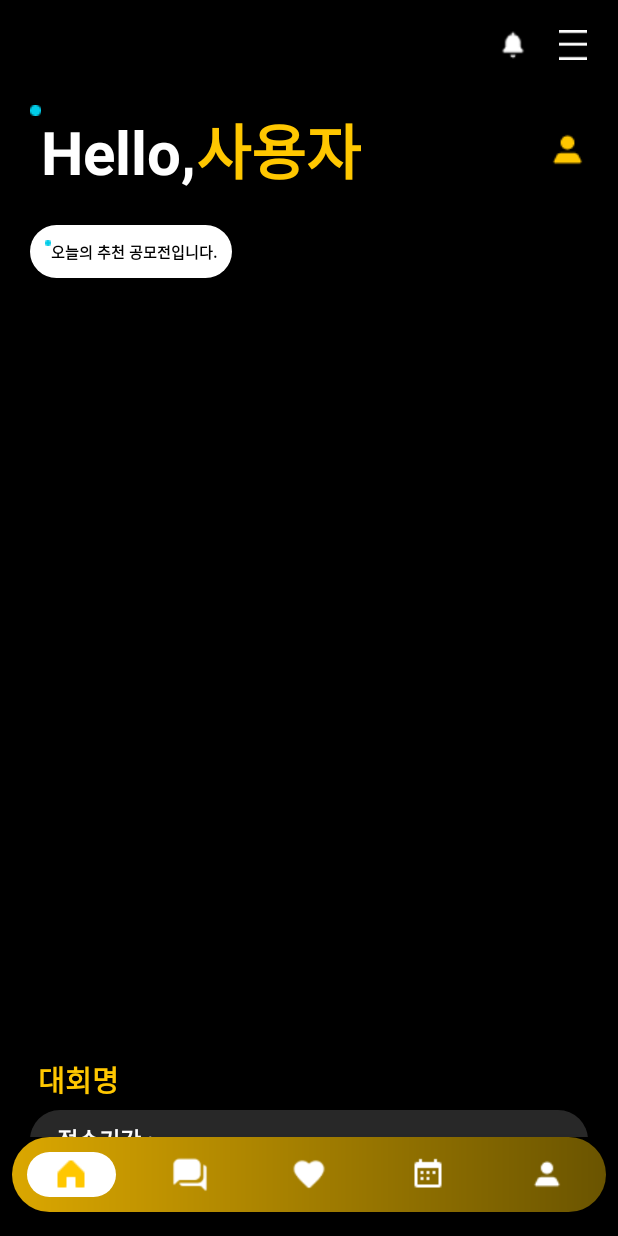
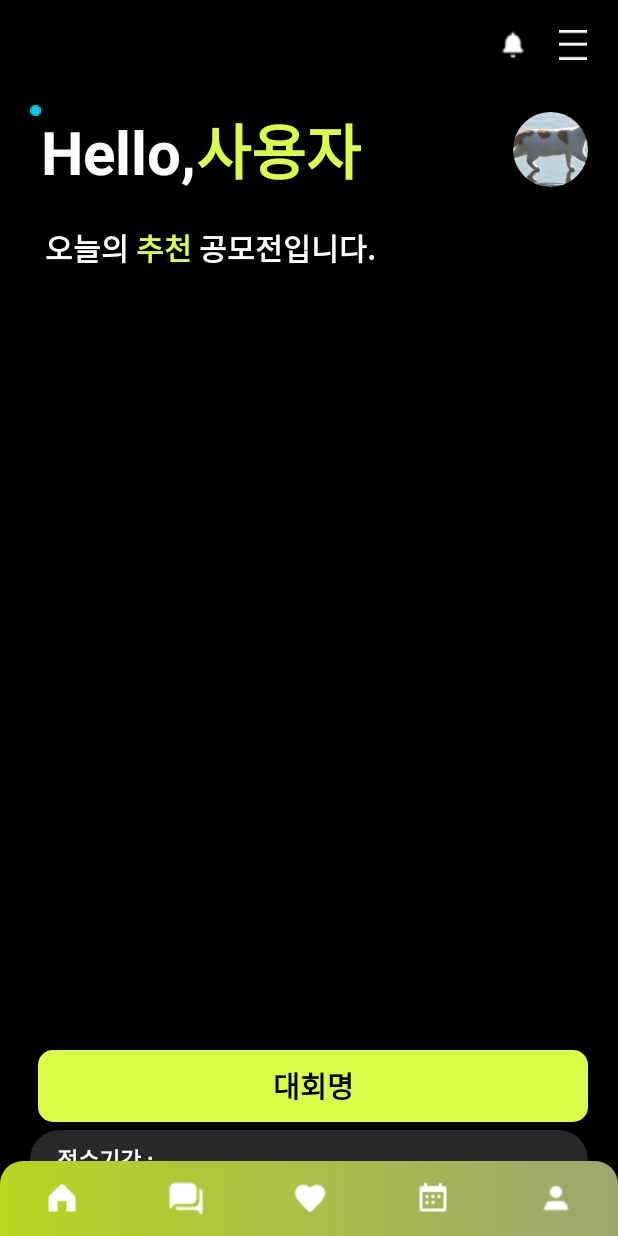
Before and after one commit to EJ-pro/Collobo-Station, an Android app: the Fragment_Home screen opened directly, with no data from a screen before it, on a phone screen of 412 x 824 dp. Run offline under Robolectric (Android 15) with nearby library versions, the phone set to English and light mode, and no system bars; our stand-ins replace CircleImageView, Firebase (no records; nobody signed in at launch, a user with empty details on screens opened directly).

Commit message:
main 디자인 수정

```diff
--- a/app/src/main/AndroidManifest.xml
+++ b/app/src/main/AndroidManifest.xml
@@ -1,6 +1,7 @@
 <?xml version="1.0" encoding="utf-8"?>
 <manifest xmlns:android="http://schemas.android.com/apk/res/android"
     xmlns:tools="http://schemas.android.com/tools">
+    <uses-permission android:name="android.permission.INTERNET" />
 
     <application
         android:allowBackup="true"
@@ -14,6 +15,7 @@
         tools:targetApi="31">
         <activity
             android:name=".Splash.SplashActivity"
+            android:screenOrientation="portrait"
             android:exported="true">
             <intent-filter>
                 <action android:name="android.intent.action.MAIN" />
@@ -24,18 +26,20 @@
 
         <activity
             android:name=".Main.MainActivity"
+            android:screenOrientation="portrait"
             android:exported="true">
         </activity>
 
         <activity
             android:name=".Login.LoginActivity"
+            android:screenOrientation="portrait"
             android:exported="true">
         </activity>
 
         <activity
             android:name=".Login.CreateActivity"
-            android:exported="true">
-        </activity>
+            android:screenOrientation="portrait"
+            android:exported="true" />
     </application>
 
 </manifest>
--- a/app/src/main/java/com/example/collobo_station/Fragment/Fragment_Home.kt
+++ b/app/src/main/java/com/example/collobo_station/Fragment/Fragment_Home.kt
@@ -2,11 +2,14 @@ package com.example.collobo_station.Fragment
 
 import android.annotation.SuppressLint
 import android.content.ContentValues.TAG
+import android.content.Intent
+import android.net.Uri
 import android.os.Bundle
 import android.util.Log
 import android.view.LayoutInflater
 import android.view.View
 import android.view.ViewGroup
+import android.widget.Button
 import android.widget.ImageView
 import android.widget.LinearLayout
 import android.widget.TextView
@@ -28,7 +31,7 @@ class Fragment_Home : Fragment() {
     private lateinit var viewPager: ViewPager2
     private lateinit var adapter: ViewPager2Adapter
     private lateinit var layoutOnBoardingIndicators: LinearLayout
-    private lateinit var textViewContestName: TextView
+    private lateinit var textViewContestName: Button
     private lateinit var textViewField: TextView
     private lateinit var textViewTargetAudience: TextView
     private lateinit var textViewReceptionPeriod: TextView
@@ -178,12 +181,18 @@ class Fragment_Home : Fragment() {
                         val targetAudience = it.getString("응모대상") ?: ""
                         val receptionPeriod = it.getString("접수기간") ?: ""
                         val totalPrize = it.getString("총상금") ?: ""
+                        val url = it.getString("url") ?:""
 
                         textViewContestName.text = contestName
                         textViewField.text = field
                         textViewTargetAudience.text = targetAudience
                         textViewReceptionPeriod.text = receptionPeriod
                         textViewTotalPrize.text = totalPrize
+
+                        textViewContestName.setOnClickListener {
+                            val intent = Intent(Intent.ACTION_VIEW, Uri.parse(url))
+                            startActivity(intent)
+                        }
                     }
                 }
             }
--- /dev/null
+++ b/app/src/main/res/drawable/main_button_background.xml
@@ -0,0 +1,6 @@
+<?xml version="1.0" encoding="utf-8"?>
+<shape xmlns:android="http://schemas.android.com/apk/res/android"
+    android:shape="rectangle">
+    <solid android:color="@color/maincolor" />
+    <corners android:radius="10dp" />
+</shape>
--- a/app/src/main/res/drawable/navigation_color.xml
+++ b/app/src/main/res/drawable/navigation_color.xml
@@ -1,5 +1,5 @@
 <selector xmlns:android="http://schemas.android.com/apk/res/android">
-    <item android:color="#FFC700" android:state_pressed="true" />
-    <item android:color="#FFC700" android:state_checked="true" />
+    <item android:color="#FFFFFF" android:state_pressed="true" />
+    <item android:color="#FFFFFF" android:state_checked="true" />
     <item android:color="#FFFFFF" />
 </selector>
--- a/app/src/main/res/drawable/navigation_round_bar.xml
+++ b/app/src/main/res/drawable/navigation_round_bar.xml
@@ -1,7 +1,8 @@
 <?xml version="1.0" encoding="UTF-8"?>
 <shape xmlns:android="http://schemas.android.com/apk/res/android">
     <solid android:color="#F5F5FF" />
-    <corners android:radius="35dp" />
+    <corners android:topLeftRadius="15dp"
+        android:topRightRadius="15dp"/>
 
     <gradient
         android:startColor="@color/navigation_start_color"
--- a/app/src/main/res/layout/activity_login.xml
+++ b/app/src/main/res/layout/activity_login.xml
@@ -7,6 +7,7 @@
     android:background="@color/black"
     android:paddingLeft="35dp"
     android:paddingRight="35dp"
+    android:screenOrientation="portrait"
     tools:context=".Main.MainActivity">
 
     <TextView
--- a/app/src/main/res/layout/activity_main.xml
+++ b/app/src/main/res/layout/activity_main.xml
@@ -44,12 +44,8 @@
             android:id="@+id/bottom_navigation"
             android:layout_width="match_parent"
             android:layout_height="50dp"
-            android:layout_marginLeft="8dp"
-            android:layout_marginRight="8dp"
-            android:layout_marginBottom="16dp"
             android:background="@drawable/navigation_round_bar"
             android:elevation="8dp"
-            app:itemBackground="@drawable/navigation_pick"
             app:itemIconTint="@drawable/navigation_color"
             app:labelVisibilityMode="unlabeled"
             app:menu="@menu/bottom_navigation" />
--- a/app/src/main/res/layout/fragment_home.xml
+++ b/app/src/main/res/layout/fragment_home.xml
@@ -40,32 +40,41 @@
                 android:layout_width="0dp"
                 android:layout_height="0dp"
                 android:layout_weight="1"/>
-            <ImageView
-                android:id="@+id/imageViewUserImage"
-                android:layout_width="wrap_content"
-                android:layout_height="wrap_content"
+            <de.hdodenhof.circleimageview.CircleImageView
+                android:layout_width="50dp"
+                android:layout_height="50dp"
                 android:layout_gravity="center"
-                android:src="@drawable/image_user" />
+                android:src="@drawable/image_test"
+                app:civ_border_color="@color/black"/>
         </LinearLayout>
         <LinearLayout
             android:layout_width="wrap_content"
             android:layout_height="wrap_content"
-            android:layout_marginTop="20dp"
+            android:layout_marginTop="10dp"
             android:layout_marginLeft="20dp"
-            android:background="@drawable/main_white_background"
+            android:orientation="horizontal"
             android:padding="10dp">
-
-            <ImageView
-                android:layout_width="wrap_content"
-                android:layout_height="wrap_content"
-                android:src="@drawable/image_smalldot"/>
             <TextView
                 android:layout_width="wrap_content"
                 android:layout_height="wrap_content"
-                android:text="오늘의 추천 공모전입니다."
-                android:textColor="@color/black"
+                android:text="오늘의"
+                android:textColor="@color/white"
                 android:textStyle="bold"
-                android:textSize="10sp"/>
+                android:textSize="20sp"/>
+            <TextView
+                android:layout_width="wrap_content"
+                android:layout_height="wrap_content"
+                android:text=" 추천"
+                android:textColor="@color/maincolor"
+                android:textStyle="bold"
+                android:textSize="20sp"/>
+            <TextView
+                android:layout_width="wrap_content"
+                android:layout_height="wrap_content"
+                android:text=" 공모전입니다."
+                android:textColor="@color/white"
+                android:textStyle="bold"
+                android:textSize="20sp"/>
         </LinearLayout>
         <androidx.viewpager2.widget.ViewPager2
             android:layout_width="match_parent"
@@ -82,7 +91,7 @@
             android:paddingEnd="30dp"
             android:paddingBottom="10dp"
             android:orientation="horizontal"
-            android:layout_marginTop="20dp"/>
+            android:layout_marginTop="10dp"/>
 
         <LinearLayout
             android:layout_width="0dp"
@@ -101,14 +110,16 @@
             android:paddingLeft="25dp"
             android:paddingRight="20dp"
             android:paddingBottom="5dp">
-            <TextView
+
+            <Button
                 android:id="@+id/textViewContestName"
                 android:layout_width="match_parent"
                 android:layout_height="wrap_content"
                 android:text="대회명"
-                android:textStyle="bold"
+                android:textColor="@color/black"
+                android:background="@drawable/main_button_background"
                 android:textSize="19sp"
-                android:textColor="@color/maincolor"/>
+                android:textStyle="bold" />
         </LinearLayout>
         <LinearLayout
             android:layout_width="match_parent"
--- a/app/src/main/res/values/colors.xml
+++ b/app/src/main/res/values/colors.xml
@@ -2,7 +2,10 @@
 <resources>
     <color name="black">#FF000000</color>
     <color name="white">#FFFFFFFF</color>
-    <color name="maincolor">#FFC700</color>
-    <color name="navigation_start_color">#DBA700</color>
-    <color name="navigation_End_color">#6A5400</color>
+    <color name="maincolor">#DAFC49</color>
+<!--    <color name="navigation_start_color">#DBA700</color>-->
+<!--    <color name="navigation_End_color">#6A5400</color>-->
+        <color name="navigation_start_color">#B7D621</color>
+        <color name="navigation_End_color">#9DA66F</color>
+
 </resources>
```
Also changed, not shown: app/src/main/res/drawable/image_test.png (added).
